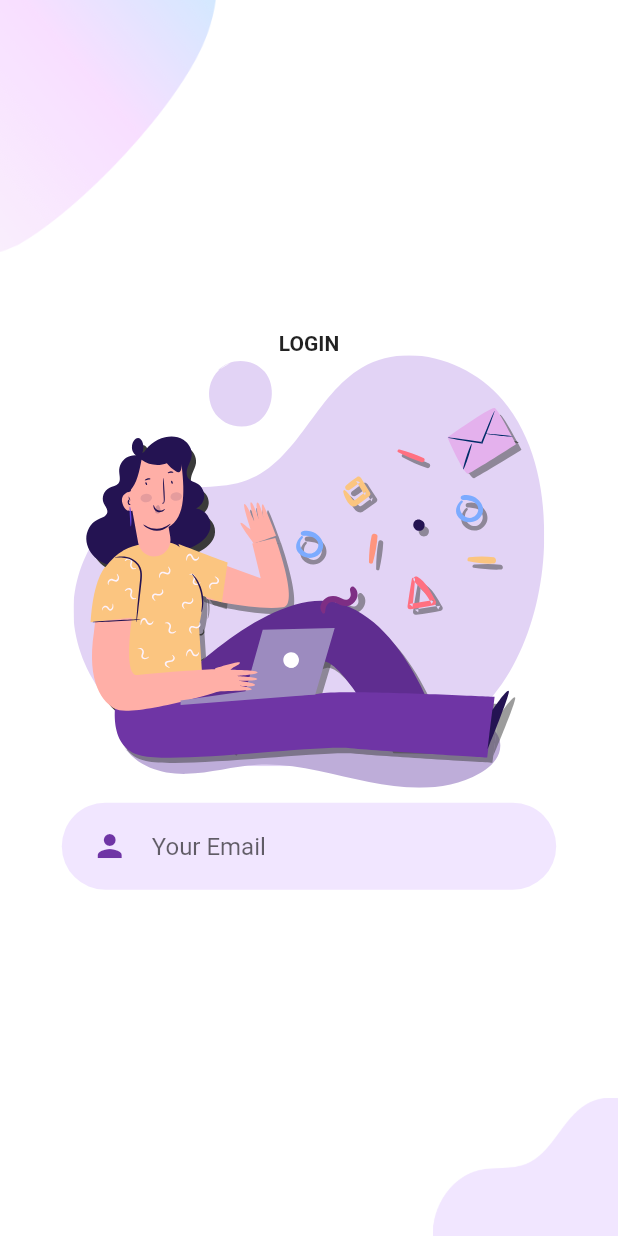
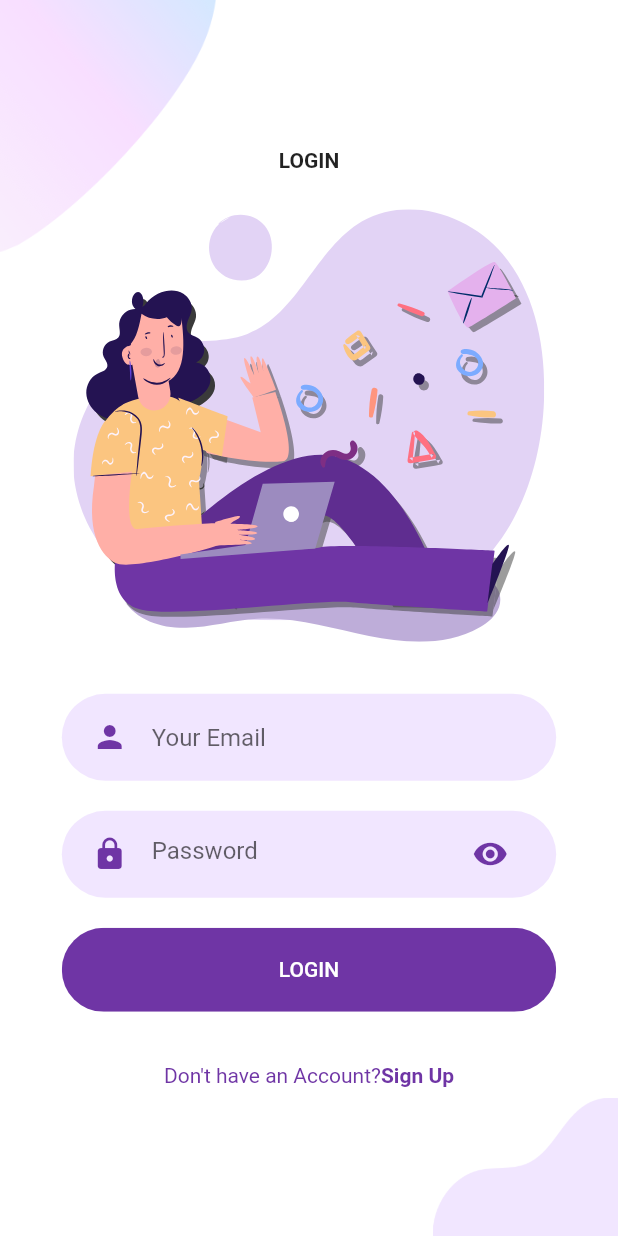
Before and after one commit to SaiAshish9/FlutterAuthUI, a Flutter app: the screen it shows after launch, after a tap on "LOGIN", on a phone screen of 412 x 824 dp. Run offline on Flutter 3.47's test engine with Material 2 defaults, Android fonts, the phone set to English and light mode, and no system bars; our stand-ins replace flutter_svg.

```diff
--- a/lib/Screens/Login/components/body.dart
+++ b/lib/Screens/Login/components/body.dart
@@ -1,4 +1,10 @@
+import 'package:authui/Screens/SignUp/signup_screen.dart';
+import 'package:authui/components/already_have_an_account_check.dart';
+import 'package:authui/components/rounded_button.dart';
 import 'package:authui/components/rounded_input_field.dart';
+import 'package:authui/components/rounded_password_field.dart';
+import 'package:authui/components/text_field_container.dart';
+import 'package:authui/constants.dart';
 import 'package:flutter/material.dart';
 import 'package:flutter_svg/flutter_svg.dart';
 
@@ -12,8 +18,8 @@ class Body extends StatelessWidget {
   @override
   Widget build(BuildContext context) {
     Size size = MediaQuery.of(context).size;
-
-    return Background(
+    return SingleChildScrollView(
+      child: Background(
         child: Column(
           mainAxisAlignment: MainAxisAlignment.center,
           children: [
@@ -21,15 +27,30 @@ class Body extends StatelessWidget {
               "LOGIN",
               style: TextStyle(fontWeight: FontWeight.bold),
             ),
+            SizedBox(height: size.height * 0.03),
             SvgPicture.asset(
               "assets/icons/login.svg",
               height: size.height * 0.35,
             ),
+            SizedBox(height: size.height * 0.03),
             RoundedInputField(
               hintText: "Your Email",
               onChanged: (value) {},
+            ),
+            RoundedPasswordField(
+              onChanged: (value) {},
+            ),
+            RoundedButton(text: "LOGIN", press: () {}),
+            SizedBox(height: size.height * 0.03),
+            AlreadyHavaAnAccountCheck(
+              press: () {
+                Navigator.push(context, MaterialPageRoute(builder: (context) {
+                  return SignUpScreen();
+                }));
+              },
             )
           ],
+        ),
       ),
     );
   }
--- a/lib/Screens/Welcome/components/body.dart
+++ b/lib/Screens/Welcome/components/body.dart
@@ -1,4 +1,5 @@
 import 'package:authui/Screens/Login/login_screen.dart';
+import 'package:authui/Screens/SignUp/signup_screen.dart';
 import 'package:authui/components/rounded_button.dart';
 import 'package:authui/constants.dart';
 import 'package:flutter/material.dart';
@@ -38,11 +39,14 @@ class Body extends StatelessWidget {
               },
             ),
             RoundedButton(
-              text: "LOGIN",
-              color: kPrimaryLightColor,
-              textColor: Colors.black,
-              press: () {},
-            ),
+                text: "SIGN UP",
+                color: kPrimaryLightColor,
+                textColor: Colors.black,
+                press: () {
+                  Navigator.push(context, MaterialPageRoute(builder: (context) {
+                    return SignUpScreen();
+                  }));
+                }),
           ],
         ),
       ),
--- /dev/null
+++ b/lib/components/already_have_an_account_check.dart
@@ -0,0 +1,34 @@
+import 'package:flutter/material.dart';
+
+import '../constants.dart';
+
+class AlreadyHavaAnAccountCheck extends StatelessWidget {
+  final bool login;
+  final Function press;
+
+  const AlreadyHavaAnAccountCheck({
+    Key key,
+    this.login = true,
+    this.press,
+  }) : super(key: key);
+
+  @override
+  Widget build(BuildContext context) {
+    return Row(
+      mainAxisAlignment: MainAxisAlignment.center,
+      children: [
+        Text(
+          login ? "Don't have an Account?" : "Already have an Account?",
+          style: TextStyle(color: kPrimaryColor),
+        ),
+        GestureDetector(
+          onTap: press,
+          child: Text(
+            login ? "Sign Up" : "Sign In",
+            style: TextStyle(color: kPrimaryColor, fontWeight: FontWeight.bold),
+          ),
+        )
+      ],
+    );
+  }
+}
--- /dev/null
+++ b/lib/components/rounded_password_field.dart
@@ -0,0 +1,27 @@
+import 'package:authui/components/text_field_container.dart';
+import 'package:flutter/material.dart';
+
+import '../constants.dart';
+
+class RoundedPasswordField extends StatelessWidget {
+  final ValueChanged<String> onChanged;
+  const RoundedPasswordField({Key key, @required this.onChanged})
+      : super(key: key);
+
+  @override
+  Widget build(BuildContext context) {
+    return TextFieldContainer(
+        child: TextField(
+      obscureText: true,
+      onChanged: onChanged,
+      decoration: InputDecoration(
+          hintText: "Password",
+          icon: Icon(Icons.lock, color: kPrimaryColor),
+          suffixIcon: Icon(
+            Icons.visibility,
+            color: kPrimaryColor,
+          ),
+          border: InputBorder.none),
+    ));
+  }
+}
```
Also changed, not shown: lib/Screens/SignUp/components/background.dart (added, +37 -0 lines), lib/Screens/SignUp/components/body.dart (added, +59 -0 lines), lib/Screens/SignUp/components/or_divider.dart (added, +31 -0 lines), lib/Screens/SignUp/components/social_icon.dart (added, +29 -0 lines), lib/Screens/SignUp/signup_screen.dart (added, +10 -0 lines), assets/icons/facebook.svg. Lines whose indentation alone changed are shown as unchanged.
